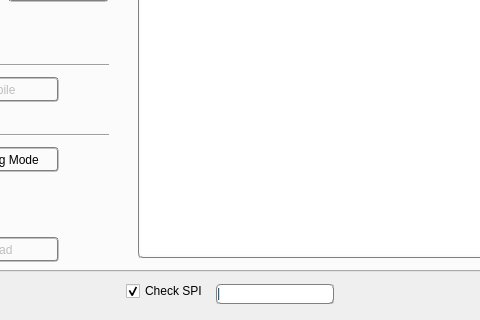
This is gui/mainwindow.ui in nandra/liqrf as Qt 5 draws it before an edit; both pictures show x 154 to 634 and y 178 to 498 of the 730 by 498 pixel window. The edited form follows.
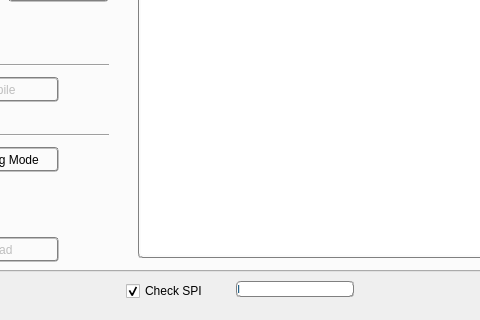
This is the edited form. The open tabs and pages were chosen to show the change.

Diff of the .ui file:
```diff
--- a/gui/mainwindow.ui
+++ b/gui/mainwindow.ui
@@ -1332,7 +1332,7 @@
      <rect>
       <x>280</x>
       <y>440</y>
-      <width>81</width>
+      <width>91</width>
       <height>20</height>
      </rect>
     </property>
@@ -1346,10 +1346,10 @@
    <widget class="QProgressBar" name="progressBar">
     <property name="geometry">
      <rect>
-      <x>370</x>
-      <y>443</y>
+      <x>390</x>
+      <y>440</y>
       <width>118</width>
-      <height>20</height>
+      <height>16</height>
      </rect>
     </property>
     <property name="value">
```
Left out of the diff: 2 changed lines with no effect on the pictures.
